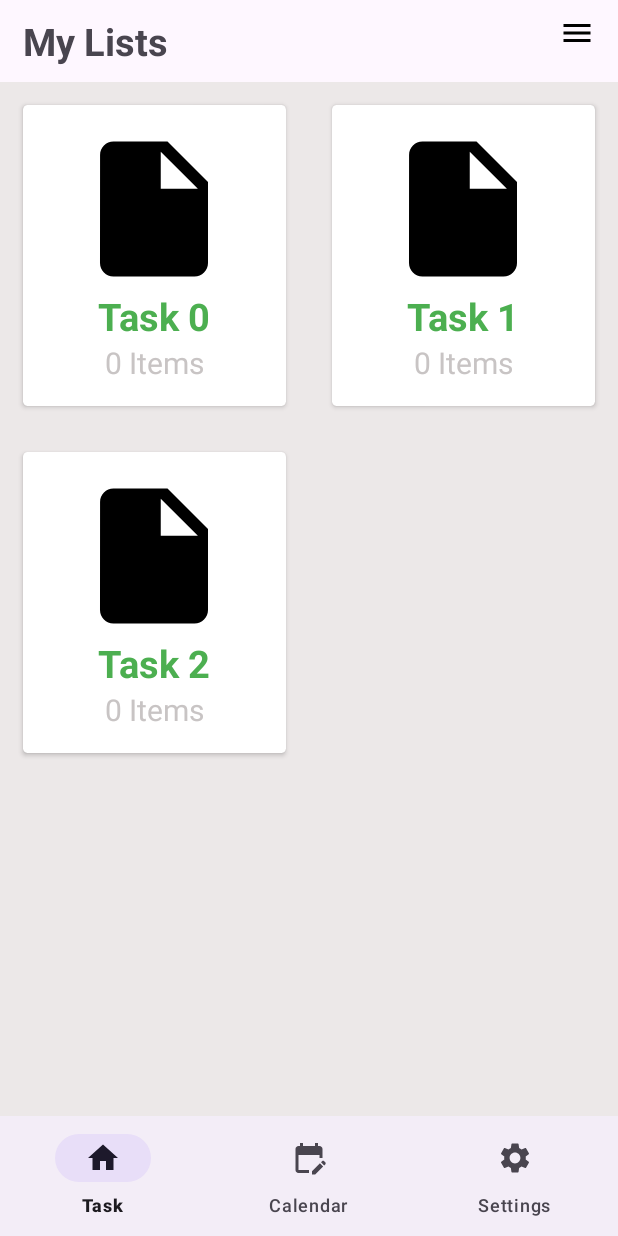
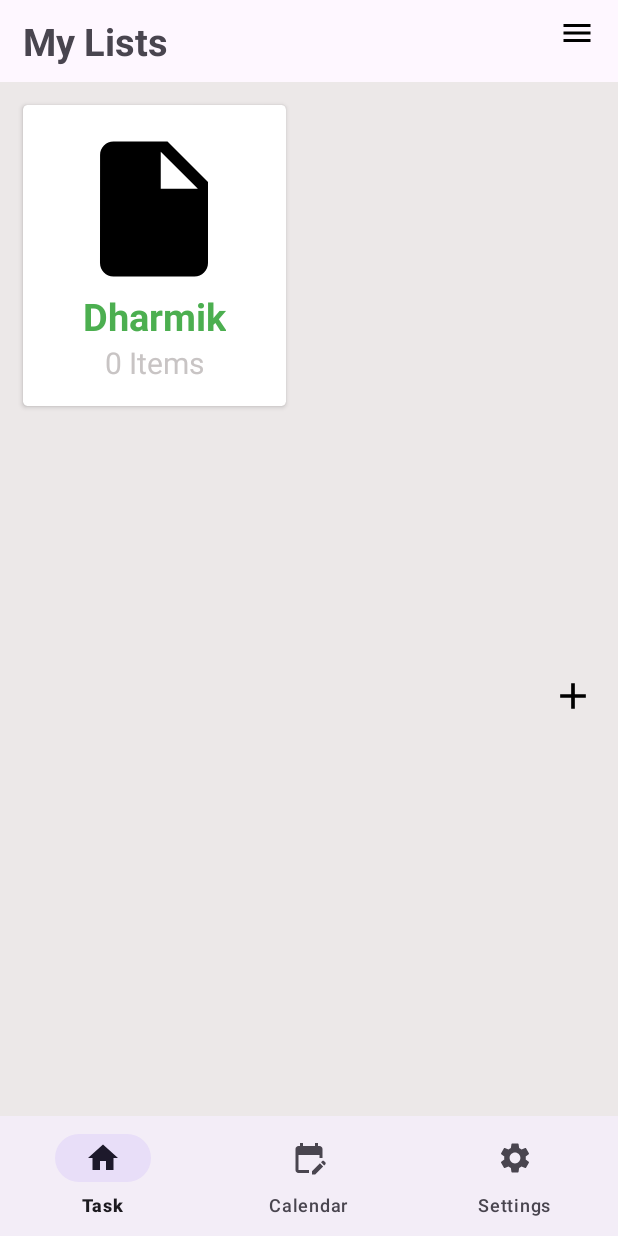
Before and after one commit to DharmikNagar/todoapp, an Android app: the screen it shows after launch (MainActivity), on a phone screen of 412 x 824 dp. Run offline under Robolectric (Android 15) with nearby library versions, the phone set to English and light mode, and no system bars.

Commit message:
add Todo List

```diff
--- a/app/src/main/AndroidManifest.xml
+++ b/app/src/main/AndroidManifest.xml
@@ -17,6 +17,9 @@
         android:theme="@style/Theme.TodoApp"
         tools:targetApi="31">
         <activity
+            android:name=".Del_activity"
+            android:exported="false" />
+        <activity
             android:name=".MainActivity.MainActivity"
             android:exported="true">
             <intent-filter>
--- a/app/src/main/java/com/todoapp/Fragment/Home/HomeFragment.java
+++ b/app/src/main/java/com/todoapp/Fragment/Home/HomeFragment.java
@@ -1,7 +1,12 @@
 package com.todoapp.Fragment.Home;
 
+import android.app.Dialog;
 import android.os.Bundle;
 
+import androidx.appcompat.widget.AppCompatButton;
+import androidx.appcompat.widget.AppCompatEditText;
+import androidx.appcompat.widget.AppCompatImageView;
+import androidx.core.widget.ImageViewCompat;
 import androidx.fragment.app.Fragment;
 import androidx.recyclerview.widget.GridLayoutManager;
 import androidx.recyclerview.widget.RecyclerView;
@@ -12,14 +17,23 @@ import android.view.ViewGroup;
 import android.widget.Toast;
 
 import com.todoapp.Fragment.Home.adpter.Adpter_TodoList;
+import com.todoapp.Fragment.Home.model.todolist_model;
+import com.todoapp.MainActivity.MainActivity;
 import com.todoapp.R;
+import com.todoapp.common.DBHandler;
 
 import java.util.ArrayList;
 
 public class HomeFragment extends Fragment implements Adpter_TodoList.OnclicktodoListner{
     View view;
     RecyclerView rcyView;
+    AppCompatImageView addTodo;
+    DBHandler dbHandler;
+
+    ArrayList<todolist_model> todolistModels;
     ArrayList<String> tsk_name;
+    AppCompatEditText edtName;
+    AppCompatButton submit;
     public HomeFragment() {
         // Required empty public constructor
     }
@@ -29,23 +43,49 @@ public class HomeFragment extends Fragment implements Adpter_TodoList.Onclicktod
                              Bundle savedInstanceState) {
         // Inflate the layout for this fragment
         view = inflater.inflate(R.layout.fragment_homefragment, container, false);
-        tsk_name = new ArrayList<>();
-        for(int i=0;i<3;i++){
-            tsk_name.add("Task "+i);
 
-        }
+        configDatabase();
         findById();
-        setAdapter(tsk_name);
+        setAdapter(todolistModels);
 
         return view;
+    }
+    void configDatabase(){
+        todolistModels = new ArrayList<>();
+        dbHandler = new DBHandler(getContext());
+        todolistModels = dbHandler.readTodo();
     }
 
     void findById(){
         rcyView = view.findViewById(R.id.rcyView);
+        addTodo = view.findViewById(R.id.addTodo);
+        addTodo.setOnClickListener(new View.OnClickListener() {
+            @Override
+            public void onClick(View view) {
+                openDialog();
+            }
+        });
     }
 
-    void setAdapter(ArrayList<String> tsk_name){
-        Adpter_TodoList adpter_todoList = new Adpter_TodoList(getContext(), tsk_name,this);
+    void openDialog(){
+        Dialog dialog = new Dialog(getContext());
+        dialog.setContentView(R.layout.dialog_add_todo);
+        edtName = dialog.findViewById(R.id.edtName);
+        submit = dialog.findViewById(R.id.submit);
+
+        submit.setOnClickListener(new View.OnClickListener() {
+            @Override
+            public void onClick(View view) {
+                dbHandler.addTodoTask(edtName.getText()+"");
+                dialog.hide();
+            }
+        });
+
+        dialog.show();
+    }
+
+    void setAdapter(ArrayList<todolist_model> todolistModels){
+        Adpter_TodoList adpter_todoList = new Adpter_TodoList(getContext(), todolistModels,this);
 //        LinearLayoutManager linearLayoutManager = new LinearLayoutManager(getContext(), RecyclerView.VERTICAL, false);
         GridLayoutManager gridLayoutManager = new GridLayoutManager(getContext(),2);
         rcyView.setLayoutManager(gridLayoutManager);
@@ -55,7 +95,7 @@ public class HomeFragment extends Fragment implements Adpter_TodoList.Onclicktod
     @Override
     public void Onclicktodo(int position) {
         Toast.makeText(getContext(), "position"+position, Toast.LENGTH_SHORT).show();
-        tsk_name.remove(position);
-        setAdapter(tsk_name);
+        todolistModels.remove(position);
+        setAdapter(todolistModels);
     }
 }
--- a/app/src/main/java/com/todoapp/Fragment/Home/adpter/Adpter_TodoList.java
+++ b/app/src/main/java/com/todoapp/Fragment/Home/adpter/Adpter_TodoList.java
@@ -11,17 +11,18 @@ import androidx.appcompat.widget.AppCompatTextView;
 import androidx.appcompat.widget.LinearLayoutCompat;
 import androidx.recyclerview.widget.RecyclerView;
 
+import com.todoapp.Fragment.Home.model.todolist_model;
 import com.todoapp.R;
 
 import java.util.ArrayList;
 
 public class Adpter_TodoList extends RecyclerView.Adapter<Adpter_TodoList.ViewHolder> {
     Context context;
-    ArrayList<String> tsk_name;
+    ArrayList<todolist_model> todolistModels;
     OnclicktodoListner onclicktodoListner;
-    public Adpter_TodoList(Context context, ArrayList<String> tsk_name,OnclicktodoListner onclicktodoListner) {
+    public Adpter_TodoList(Context context, ArrayList<todolist_model> todolistModels, OnclicktodoListner onclicktodoListner) {
         this.context = context;
-        this.tsk_name = tsk_name;
+        this.todolistModels = todolistModels;
         this.onclicktodoListner = onclicktodoListner;
     }
 
@@ -34,7 +35,7 @@ public class Adpter_TodoList extends RecyclerView.Adapter<Adpter_TodoList.ViewHo
 
     @Override
     public void onBindViewHolder(@NonNull Adpter_TodoList.ViewHolder holder, int position) {
-        holder.task_name.setText(tsk_name.get(position));
+        holder.task_name.setText(todolistModels.get(position).getTitle());
         holder.lnLayout.setOnClickListener(new View.OnClickListener() {
             @Override
             public void onClick(View view) {
@@ -46,7 +47,7 @@ public class Adpter_TodoList extends RecyclerView.Adapter<Adpter_TodoList.ViewHo
 
     @Override
     public int getItemCount() {
-        return tsk_name.size();
+        return todolistModels.size();
     }
 
     public static class ViewHolder extends RecyclerView.ViewHolder {
--- /dev/null
+++ b/app/src/main/java/com/todoapp/Fragment/Home/model/todolist_model.java
@@ -0,0 +1,19 @@
+package com.todoapp.Fragment.Home.model;
+
+public class todolist_model {
+    private String title;
+    private int id;
+
+    public todolist_model(int id, String title) {
+        this.id = id;
+        this.title = title;
+    }
+
+    public int getId() { return id; }
+    public String getTitle() { return title; }
+
+    public void setTitle(String title)
+    {
+        this.title = title;
+    }
+}
--- a/app/src/main/java/com/todoapp/MainActivity/MainActivity.java
+++ b/app/src/main/java/com/todoapp/MainActivity/MainActivity.java
@@ -6,12 +6,14 @@ import androidx.appcompat.widget.AppCompatImageView;
 import androidx.appcompat.widget.PopupMenu;
 import androidx.fragment.app.Fragment;
 
+import android.content.Intent;
 import android.os.Bundle;
 import android.view.MenuItem;
 import android.view.View;
 import android.widget.FrameLayout;
 
 import com.google.android.material.bottomnavigation.BottomNavigationView;
+import com.todoapp.Del_activity;
 import com.todoapp.Fragment.Calendar.CalendarFragment;
 import com.todoapp.Fragment.Home.HomeFragment;
 import com.todoapp.R;
@@ -25,6 +27,7 @@ public class MainActivity extends AppCompatActivity {
     FrameLayout fameLayout;
     Fragment HomeFragment,CalendarFragment,SettingFragment;
     DBHandler dbHandler;
+    String txt;
     @Override
     protected void onCreate(Bundle savedInstanceState) {
         super.onCreate(savedInstanceState);
@@ -35,6 +38,10 @@ public class MainActivity extends AppCompatActivity {
     }
 
     void init(){
+
+
+        txt = "Main Activity";
+
         dbHandler = new DBHandler(MainActivity.this);
 
         dbHandler.addTodoTask("Dharmik");
@@ -57,7 +64,9 @@ public class MainActivity extends AppCompatActivity {
         imageView.setOnClickListener(new View.OnClickListener() {
             @Override
             public void onClick(View view) {
-                openPop();
+                Intent intent = new Intent(MainActivity.this, Del_activity.class);
+                intent.putExtra("txt",txt);
+                startActivity(intent);
             }
         });
         bottom_menu.setSelectedItemId(R.id.task);
--- a/app/src/main/java/com/todoapp/common/DBHandler.java
+++ b/app/src/main/java/com/todoapp/common/DBHandler.java
@@ -2,8 +2,13 @@ package com.todoapp.common;
 
 import android.content.ContentValues;
 import android.content.Context;
+import android.database.Cursor;
 import android.database.sqlite.SQLiteDatabase;
 import android.database.sqlite.SQLiteOpenHelper;
+
+import com.todoapp.Fragment.Home.model.todolist_model;
+
+import java.util.ArrayList;
 
 public class DBHandler extends SQLiteOpenHelper {
     private static final String DB_NAME = "todoDatabase";
@@ -38,6 +43,27 @@ public class DBHandler extends SQLiteOpenHelper {
         db.close();
     }
 
+    public ArrayList<todolist_model> readTodo()
+    {
+        SQLiteDatabase db = this.getReadableDatabase();
+
+        Cursor cursorTodo
+                = db.rawQuery("SELECT * FROM " + TABLE_NAME, null);
+
+        ArrayList<todolist_model> courseModalArrayList
+                = new ArrayList<>();
+
+        if (cursorTodo.moveToFirst()) {
+            do {
+                courseModalArrayList.add(new todolist_model(
+                        cursorTodo.getInt(0),
+                        cursorTodo.getString(1)));
+            } while (cursorTodo.moveToNext());
+        }
+        cursorTodo.close();
+        return courseModalArrayList;
+    }
+
     @Override
     public void onUpgrade(SQLiteDatabase sqLiteDatabase, int i, int i1) {
         sqLiteDatabase.execSQL("DROP TABLE IF EXISTS " + TABLE_NAME);
--- /dev/null
+++ b/app/src/main/res/drawable/baseline_add_24.xml
@@ -0,0 +1,5 @@
+<vector android:height="24dp" android:tint="#000000"
+    android:viewportHeight="24" android:viewportWidth="24"
+    android:width="24dp" xmlns:android="http://schemas.android.com/apk/res/android">
+    <path android:fillColor="@android:color/white" android:pathData="M19,13h-6v6h-2v-6H5v-2h6V5h2v6h6v2z"/>
+</vector>
--- a/app/src/main/res/layout/activity_main.xml
+++ b/app/src/main/res/layout/activity_main.xml
@@ -36,6 +36,7 @@
         android:layout_below="@+id/toolbar"
         android:layout_width="match_parent"
         android:layout_height="match_parent"
+        android:layout_above="@+id/bottom_menu"
         />
 
     <com.google.android.material.bottomnavigation.BottomNavigationView
--- a/app/src/main/res/layout/fragment_homefragment.xml
+++ b/app/src/main/res/layout/fragment_homefragment.xml
@@ -3,9 +3,10 @@
     xmlns:tools="http://schemas.android.com/tools"
     android:layout_width="match_parent"
     android:layout_height="match_parent"
+    android:background="@color/grey"
+    tools:context=".Fragment.Home.HomeFragment"
 
-    android:background="@color/grey"
-    tools:context=".Fragment.Home.HomeFragment">
+    >
 
     <androidx.recyclerview.widget.RecyclerView
         android:id="@+id/rcyView"
@@ -13,4 +14,15 @@
         android:layout_height="match_parent"
         />
 
+    <androidx.appcompat.widget.AppCompatImageView
+        android:id="@+id/addTodo"
+        android:layout_width="60dp"
+        android:layout_height="60dp"
+        android:src="@drawable/baseline_add_24"
+        android:padding="@dimen/dp_15"
+        android:layout_alignParentEnd="true"
+        android:layout_alignParentBottom="true"
+        android:layout_marginBottom="@dimen/dp_250"
+        />
+
 </RelativeLayout>
--- a/app/src/main/res/values/dimen.xml
+++ b/app/src/main/res/values/dimen.xml
@@ -7,6 +7,7 @@
     <dimen name="dp_30">30dp</dimen>
     <dimen name="dp_35">35dp</dimen>
     <dimen name="dp_108">108dp</dimen>
+    <dimen name="dp_250">250dp</dimen>
 
     <dimen name="sp_20">20sp</dimen>
     <dimen name="sp_25">25sp</dimen>
--- a/app/src/main/res/values/strings.xml
+++ b/app/src/main/res/values/strings.xml
@@ -1,5 +1,6 @@
 <resources>
     <string name="app_name">Todo app</string>
+    <string name="submit">Submit</string>
 
     <string name="toolbar">My Lists</string>
 
```
Also changed, not shown: app/src/main/java/com/todoapp/Del_activity.java (added, +20 -0 lines), app/src/main/res/layout/activity_del.xml (added, +16 -0 lines), app/src/main/res/layout/dialog_add_todo.xml (added, +23 -0 lines).
